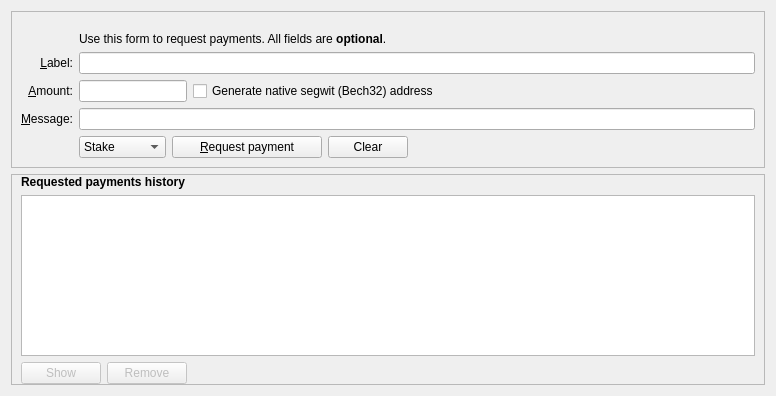
First picture: the form in src/qt/forms/receivecoinsdialog.ui, repository Bitcoin-Confidential/BitcoinC-Core, before the edit.
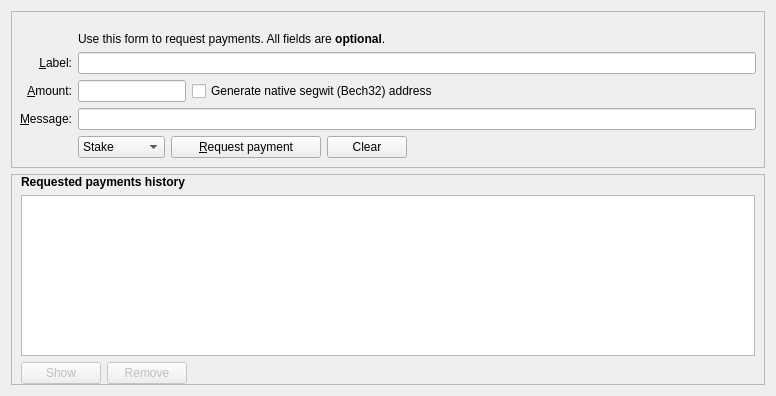
Second picture: the form after the edit. Icons and pictures are not drawn. Custom widgets are drawn as their Qt base class.

```diff
--- a/src/qt/forms/receivecoinsdialog.ui
+++ b/src/qt/forms/receivecoinsdialog.ui
@@ -26,9 +26,15 @@
       <enum>QFrame::Sunken</enum>
      </property>
      <layout class="QVBoxLayout" name="verticalLayout_3">
+      <property name="leftMargin">
+       <number>8</number>
+      </property>
       <property name="topMargin">
        <number>0</number>
       </property>
+      <property name="rightMargin">
+       <number>8</number>
+      </property>
       <item>
        <widget class="QLabel" name="receiveTabHeaderLabel">
         <property name="text">
```
